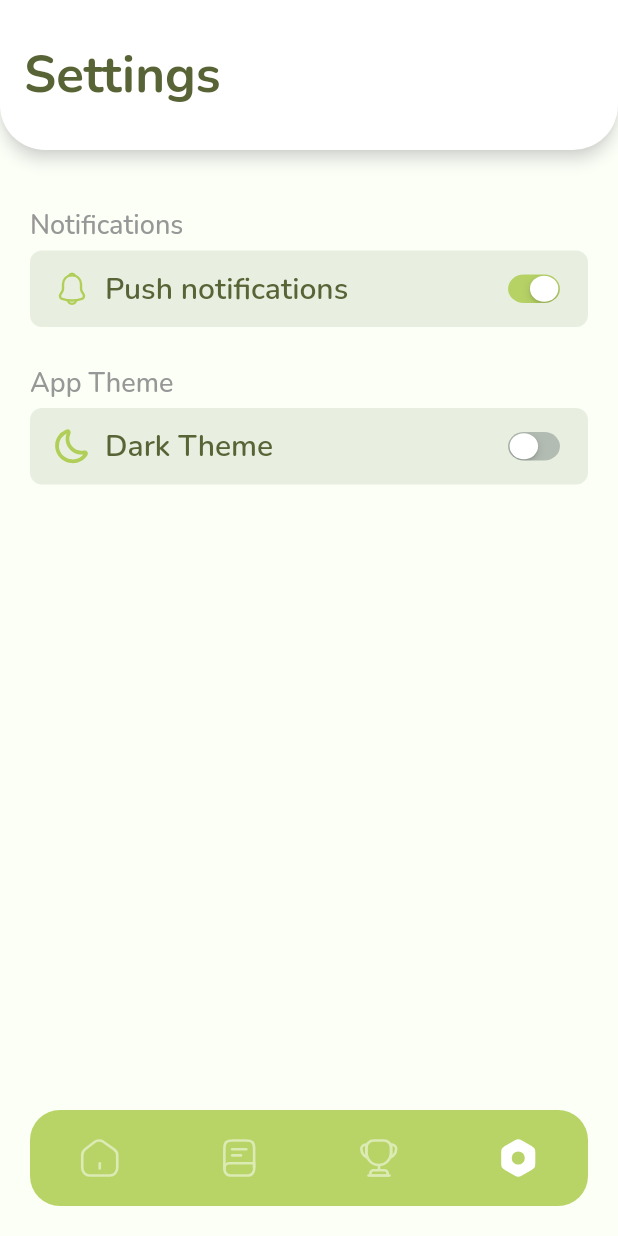
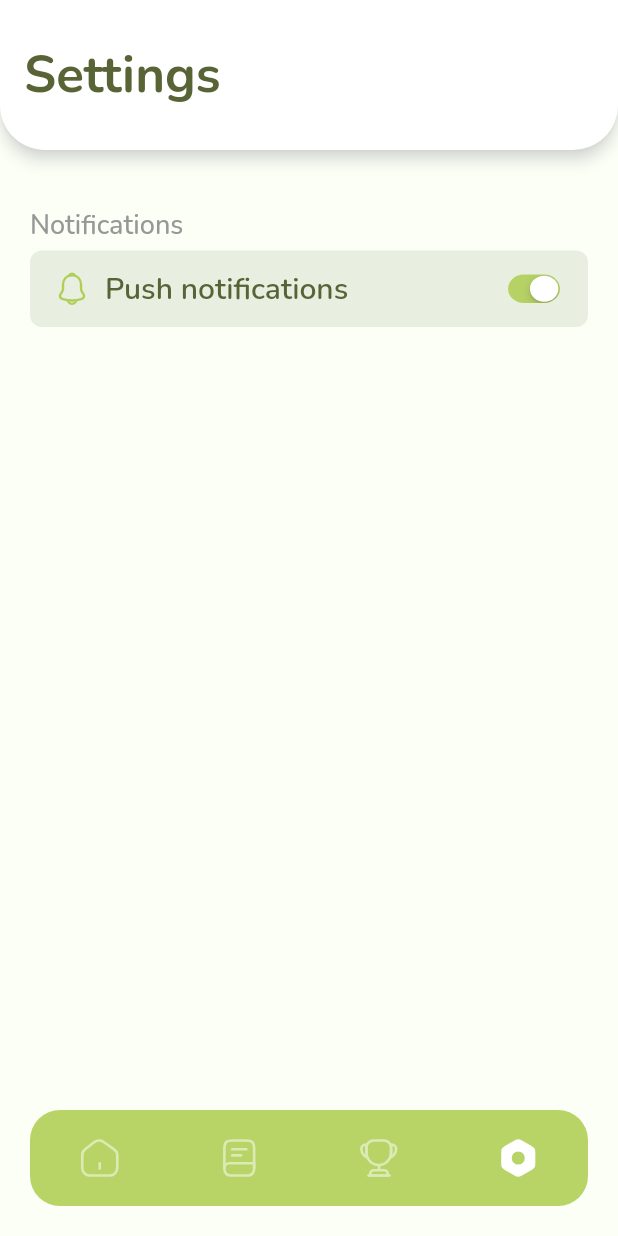
Before and after one commit to KaryFeever/Bonsai, a Flutter app: the screen it shows after launch, item 4 of the bottom bar chosen, on a phone screen of 412 x 824 dp. Run offline on Flutter 3.47's test engine with Material 2 defaults, Android fonts, the phone set to English and light mode, and no system bars; our stand-ins replace auto_size_text, flutter_local_notifications, flutter_svg, get_it, get_it_mixin, google_fonts and 3 more; missing offline and left inert: proste_bezier_curve.

Commit message:
Added notifications, dark theme is posponed to the better times

```diff
--- /dev/null
+++ b/bonsai/lib/controllers/settings_page/settings_controller.dart
@@ -0,0 +1,24 @@
+import 'package:bonsai/main.dart';
+import 'package:flutter/material.dart';
+import 'package:get_it_mixin/get_it_mixin.dart';
+
+class SettingsController extends ChangeNotifier {
+  bool _darkTheme = false;
+  bool _enableNotifications = true;
+
+  bool isDarkTheme() {
+    return _darkTheme;
+  }
+
+  void setDarkTheme(bool setting) {
+    _darkTheme = !_darkTheme;
+  }
+
+  bool notificationsEnabled() {
+    return _enableNotifications;
+  }
+
+  void setEnableNotifications(bool setting) {
+    _enableNotifications = setting;
+  }
+}
--- a/bonsai/lib/get_it_mixins/locator.dart
+++ b/bonsai/lib/get_it_mixins/locator.dart
@@ -3,6 +3,7 @@ import 'package:bonsai/controllers/creation_page/creation_controller.dart';
 import 'package:bonsai/controllers/edit_page/edit_controller.dart';
 import 'package:bonsai/controllers/home_page/home_controller.dart';
 import 'package:bonsai/controllers/navigation_page/navigation_controller.dart';
+import 'package:bonsai/controllers/settings_page/settings_controller.dart';
 import 'package:bonsai/models/achievement_list.dart';
 import 'package:bonsai/controllers/plant_page/plant_controller.dart';
 import 'package:bonsai/models/plants.dart';
@@ -14,6 +15,7 @@ void setup() {
   locator.registerSingleton<NavigationController>(NavigationController());
   locator.registerSingleton<CreationController>(CreationController());
   locator.registerSingleton<AchievementController>(AchievementController());
+  locator.registerSingleton<SettingsController>(SettingsController());
   locator.registerSingleton<EditController>(EditController());
   locator.registerSingleton<Plants>(Plants());
   locator.registerSingleton<PlantController>(PlantController());
--- a/bonsai/lib/main.dart
+++ b/bonsai/lib/main.dart
@@ -6,9 +6,14 @@ import 'package:bonsai/views/navigation_page/navigation_page.dart';
 import 'package:flutter/material.dart';
 import 'package:get_it_mixin/get_it_mixin.dart';
 import 'package:google_fonts/google_fonts.dart';
+import 'package:bonsai/services/local_notification_service.dart';
+import 'package:flutter_local_notifications/flutter_local_notifications.dart';
 
 void main() {
+  WidgetsFlutterBinding.ensureInitialized();
+
   setup();
+  LocalNotificationService().setup();
   runApp(MyApp());
 }
 
@@ -21,6 +26,7 @@ class MyApp extends StatelessWidget with GetItMixin {
     // uncomment this line if you want to use JSON
     // don't forget to add image path to JSON file
     // readJson(get<Plants>());
+
     return MaterialApp(
       debugShowCheckedModeBanner: false,
       title: 'Bonsai',
--- a/bonsai/lib/views/creation_page/creation_page.dart
+++ b/bonsai/lib/views/creation_page/creation_page.dart
@@ -7,6 +7,8 @@ import 'package:bonsai/views/creation_page/widgets/care_configuration.dart';
 import 'package:bonsai/views/creation_page/widgets/image_picker.dart';
 import 'package:flutter/material.dart';
 import 'package:get_it_mixin/get_it_mixin.dart';
+import 'package:bonsai/services/local_notification_service.dart';
+import 'package:flutter_local_notifications/flutter_local_notifications.dart';
 
 class CreationPage extends StatefulWidget with GetItStatefulWidgetMixin {
   CreationPage({super.key});
@@ -20,6 +22,7 @@ class _CreationPageState extends State<CreationPage> with GetItStateMixin {
   Widget build(BuildContext context) {
     watchOnly((CreationController x) => x.getSumbit());
     watchOnly((CreationController x) => x.careChanged());
+
     return Container(
       height: MediaQuery.of(context).size.height * 0.92,
       decoration: new BoxDecoration(
--- a/bonsai/lib/views/home_page/home_page.dart
+++ b/bonsai/lib/views/home_page/home_page.dart
@@ -2,6 +2,7 @@ import 'package:bonsai/controllers/achievements_page/achievement_controller.dart
 import 'package:bonsai/controllers/edit_page/edit_controller.dart';
 import 'package:bonsai/controllers/home_page/home_controller.dart';
 import 'package:bonsai/models/achievement_list.dart';
+import 'package:bonsai/services/local_notification_service.dart';
 import 'package:bonsai/views/creation_page/creation_page.dart';
 import 'package:bonsai/views/plant_page/plant_page.dart';
 import 'package:flutter/material.dart';
@@ -9,12 +10,13 @@ import 'package:flutter_svg/svg.dart';
 import 'package:get_it_mixin/get_it_mixin.dart';
 import 'package:proste_bezier_curve/proste_bezier_curve.dart';
 import 'package:auto_size_text/auto_size_text.dart';
+import 'package:flutter_local_notifications/flutter_local_notifications.dart';
 import '../../models/plants.dart';
 import '../../constants/styles.dart';
 
 class HomePage extends StatefulWidget with GetItStatefulWidgetMixin {
   HomePage({super.key});
-
+  late final LocalNotificationService service;
   @override
   State<HomePage> createState() => _HomePageState();
 }
--- a/bonsai/lib/views/settings_page/settings_page.dart
+++ b/bonsai/lib/views/settings_page/settings_page.dart
@@ -1,4 +1,5 @@
 import 'package:bonsai/constants/styles.dart';
+import 'package:bonsai/controllers/settings_page/settings_controller.dart';
 import 'package:flutter/material.dart';
 import 'package:flutter/src/widgets/container.dart';
 import 'package:flutter/src/widgets/framework.dart';
@@ -6,15 +7,16 @@ import 'package:flutter_svg/parser.dart';
 import 'package:flutter_svg/svg.dart';
 import 'package:flutter/cupertino.dart';
 import 'package:google_fonts/google_fonts.dart';
+import 'package:get_it_mixin/get_it_mixin.dart';
 
-class SettingsPage extends StatefulWidget {
-  const SettingsPage({super.key});
+class SettingsPage extends StatefulWidget with GetItStatefulWidgetMixin {
+  SettingsPage({super.key});
 
   @override
   State<SettingsPage> createState() => _SettingsPageState();
 }
 
-class _SettingsPageState extends State<SettingsPage> {
+class _SettingsPageState extends State<SettingsPage> with GetItStateMixin {
   bool _enableNotifications = true;
   bool _darkTheme = false;
   @override
@@ -90,76 +92,19 @@ class _SettingsPageState extends State<SettingsPage> {
                                   // when the switch is off
                                   trackColor: Styles.switchOffColor,
                                   // boolean variable value
-                                  value: _enableNotifications,
+                                  value: get<SettingsController>()
+                                      .notificationsEnabled(),
                                   // changes the state of the switch
                                   onChanged: (value) {
                                     setState(() {
-                                      _enableNotifications = value;
+                                      get<SettingsController>()
+                                          .setEnableNotifications(value);
                                     });
                                   }),
                             ))
                       ],
                     ),
                   )),
-              Padding(
-                padding: EdgeInsets.only(top: 25, bottom: 4),
-                child: Text(
-                  "App Theme",
-                  style: Styles.settingDescription,
-                ),
-              ),
-              Container(
-                  height: 51,
-                  width: MediaQuery.of(context).size.width - 40,
-                  decoration: BoxDecoration(
-                      borderRadius: BorderRadius.all(Radius.circular(8)),
-                      color: Styles.cupertinoSwitchBlock),
-                  child: Padding(
-                    padding: EdgeInsets.only(left: 16, right: 16),
-                    child: Row(
-                      mainAxisAlignment: MainAxisAlignment.spaceBetween,
-                      children: [
-                        Row(children: [
-                          SizedBox(
-                            height: 24,
-                            width: 24,
-                            child: SvgPicture.asset(
-                              "assets/icons/moon.svg",
-                              fit: BoxFit.scaleDown,
-                            ),
-                          ),
-                          Padding(
-                            padding: EdgeInsets.only(left: 10),
-                            child: Text(
-                              "Dark Theme",
-                              style: Styles.settingsHeader,
-                            ),
-                          )
-                        ]),
-                        SizedBox(
-                            width: 40,
-                            height: 24,
-                            child: FittedBox(
-                              fit: BoxFit.fill,
-                              child: CupertinoSwitch(
-                                  // overrides the default green color of the track
-                                  activeColor: Styles.primaryGreenColor,
-                                  // color of the round icon, which moves from right to left
-                                  thumbColor: Colors.white,
-                                  // when the switch is off
-                                  trackColor: Styles.switchOffColor,
-                                  // boolean variable value
-                                  value: _darkTheme,
-                                  // changes the state of the switch
-                                  onChanged: (value) {
-                                    setState(() {
-                                      _darkTheme = value;
-                                    });
-                                  }),
-                            ))
-                      ],
-                    ),
-                  ))
             ])));
   }
 }
--- a/bonsai/pubspec.yaml
+++ b/bonsai/pubspec.yaml
@@ -36,6 +36,7 @@ dependencies:
   # The following adds the Cupertino Icons font to your application.
   # Use with the CupertinoIcons class for iOS style icons.
   cupertino_icons: ^1.0.2
+  flutter_local_notifications: ^9.5.3+1
   flutter_svg: ^1.1.6
   google_fonts: ^3.0.1
   image_cropper: ^3.0.1
```
Also changed, not shown: bonsai/lib/controllers/achievements_page/achievement_controller.dart (+74 -0 lines), bonsai/lib/controllers/creation_page/creation_controller.dart (+27 -0 lines), bonsai/lib/services/local_notification_service.dart (added, +73 -0 lines), 1 other file.
